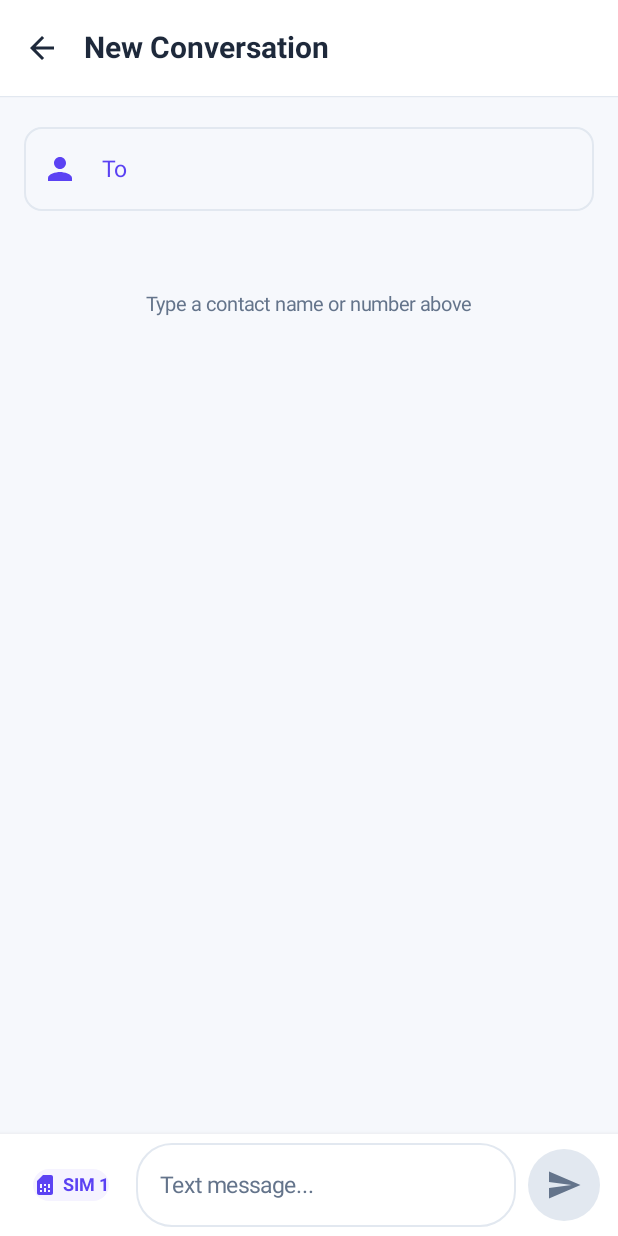
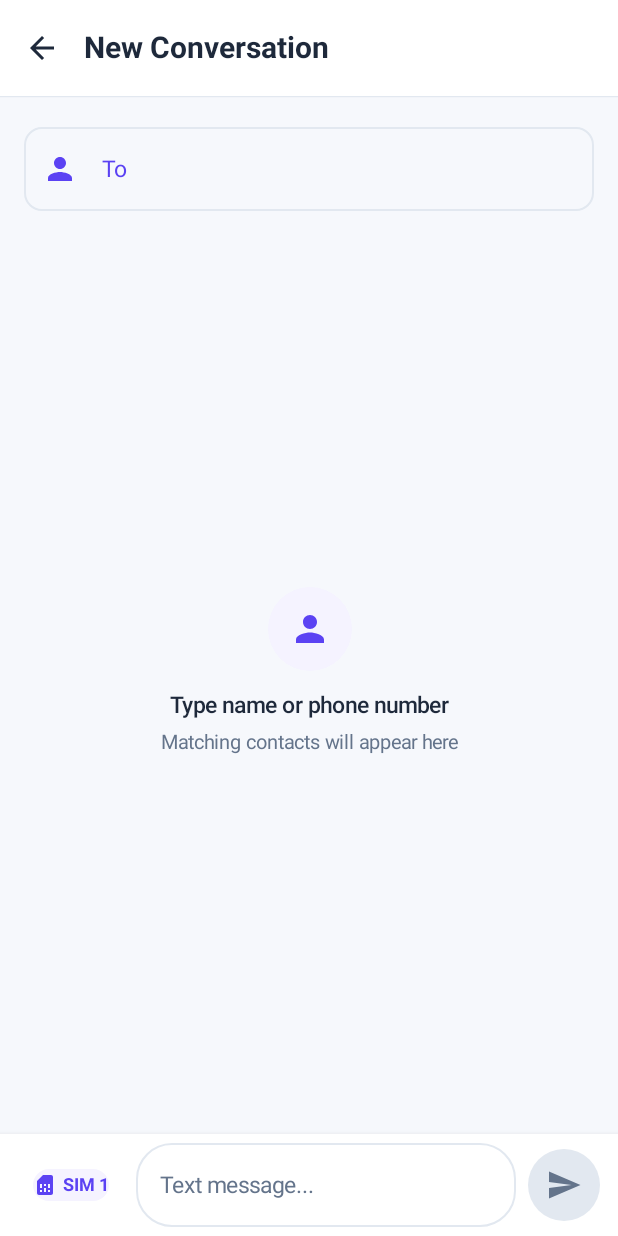
Before and after one commit to shahin0964/Smart-Messages, an Android app built with Jetpack Compose: the NewMessageScreen screen opened through its navigation route, on a phone screen of 412 x 824 dp. Run offline under Robolectric (Android 15) with nearby library versions, the phone set to English and light mode, and no system bars.

Commit message:
feat: show contact suggestions only when typing matching name or number in To field (v1.0.11)

```diff
--- a/app/src/main/java/com/smartmessages/app/data/repository/ContactsRepository.kt
+++ b/app/src/main/java/com/smartmessages/app/data/repository/ContactsRepository.kt
@@ -17,6 +17,13 @@ data class ContactSuggestion(
 class ContactsRepository(private val context: Context) {
 
     suspend fun getContactSuggestions(query: String = ""): List<ContactSuggestion> = withContext(Dispatchers.IO) {
+        val cleanQuery = query.trim().lowercase()
+        val digitsQuery = cleanQuery.replace(Regex("[^0-9]"), "")
+
+        if (cleanQuery.isBlank()) {
+            return@withContext emptyList()
+        }
+
         if (ContextCompat.checkSelfPermission(context, android.Manifest.permission.READ_CONTACTS)
             != PackageManager.PERMISSION_GRANTED
         ) {
@@ -31,9 +38,6 @@ class ContactsRepository(private val context: Context) {
             ContactsContract.CommonDataKinds.Phone.NUMBER,
             ContactsContract.CommonDataKinds.Phone.PHOTO_THUMBNAIL_URI
         )
-
-        val cleanQuery = query.trim().lowercase()
-        val digitsQuery = cleanQuery.replace(Regex("[^0-9]"), "")
 
         try {
             val cursor = context.contentResolver.query(
--- a/app/src/main/java/com/smartmessages/app/ui/screens/NewMessageScreen.kt
+++ b/app/src/main/java/com/smartmessages/app/ui/screens/NewMessageScreen.kt
@@ -106,9 +106,15 @@ fun NewMessageScreen(
     var isLoadingContacts by remember { mutableStateOf(false) }
 
     LaunchedEffect(recipient) {
+        val q = recipient.trim()
+        if (q.isBlank()) {
+            suggestions = emptyList()
+            isLoadingContacts = false
+        } else {
             isLoadingContacts = true
-        suggestions = contactsRepo.getContactSuggestions(recipient)
+            suggestions = contactsRepo.getContactSuggestions(q)
             isLoadingContacts = false
+        }
     }
 
     Scaffold(
@@ -313,21 +319,63 @@ fun NewMessageScreen(
 
             Spacer(modifier = Modifier.height(12.dp))
 
-            // Suggestions List
+            // Suggestions List or Empty Prompt
+            if (recipient.isBlank()) {
+                // Initial state: do not show contacts, show helpful prompt
+                Box(
+                    modifier = Modifier
+                        .fillMaxWidth()
+                        .weight(1f),
+                    contentAlignment = Alignment.Center
+                ) {
+                    Column(
+                        horizontalAlignment = Alignment.CenterHorizontally,
+                        verticalArrangement = Arrangement.Center,
+                        modifier = Modifier.padding(24.dp)
+                    ) {
+                        Box(
+                            modifier = Modifier
+                                .size(56.dp)
+                                .clip(CircleShape)
+                                .background(PurpleUltraLight),
+                            contentAlignment = Alignment.Center
+                        ) {
+                            Icon(
+                                imageVector = Icons.Default.Person,
+                                contentDescription = null,
+                                tint = PurplePrimary,
+                                modifier = Modifier.size(28.dp)
+                            )
+                        }
+                        Spacer(modifier = Modifier.height(12.dp))
+                        Text(
+                            text = "Type name or phone number",
+                            fontSize = 15.sp,
+                            fontWeight = FontWeight.SemiBold,
+                            color = TextDark
+                        )
+                        Spacer(modifier = Modifier.height(4.dp))
+                        Text(
+                            text = "Matching contacts will appear here",
+                            fontSize = 13.sp,
+                            color = TextMuted
+                        )
+                    }
+                }
+            } else {
                 LazyColumn(
                     modifier = Modifier
                         .fillMaxWidth()
                         .weight(1f)
                 ) {
-                // If user entered something, allow direct sending to that number / input
-                if (recipient.isNotBlank()) {
+                    // Direct Send option to the typed input
                     item {
                         Card(
                             modifier = Modifier
                                 .fillMaxWidth()
                                 .padding(vertical = 4.dp)
                                 .clickable {
-                                    // Keep current recipient
+                                    // Direct send to current recipient
                                 },
                             shape = RoundedCornerShape(12.dp),
                             colors = CardDefaults.cardColors(containerColor = PurpleUltraLight)
@@ -367,12 +415,11 @@ fun NewMessageScreen(
                             }
                         }
                     }
-                }
 
                     if (suggestions.isNotEmpty()) {
                         item {
                             Text(
-                            text = if (recipient.isBlank()) "CONTACTS" else "MATCHING CONTACTS",
+                                text = "MATCHING CONTACTS (${suggestions.size})",
                                 fontSize = 11.sp,
                                 fontWeight = FontWeight.Bold,
                                 color = TextMuted,
@@ -433,16 +480,16 @@ fun NewMessageScreen(
                                 }
                             }
                         }
-                } else if (!isLoadingContacts && recipient.isBlank()) {
+                    } else if (!isLoadingContacts) {
                         item {
                             Box(
                                 modifier = Modifier
                                     .fillMaxWidth()
-                                .padding(top = 40.dp),
+                                    .padding(top = 32.dp),
                                 contentAlignment = Alignment.Center
                             ) {
                                 Text(
-                                text = "Type a contact name or number above",
+                                    text = "No saved contacts matching \"$recipient\"",
                                     fontSize = 13.sp,
                                     color = TextMuted
                                 )
@@ -453,3 +500,4 @@ fun NewMessageScreen(
             }
         }
     }
+}
```
Also changed, not shown: 1 other file. Lines whose indentation alone changed are shown as unchanged.
